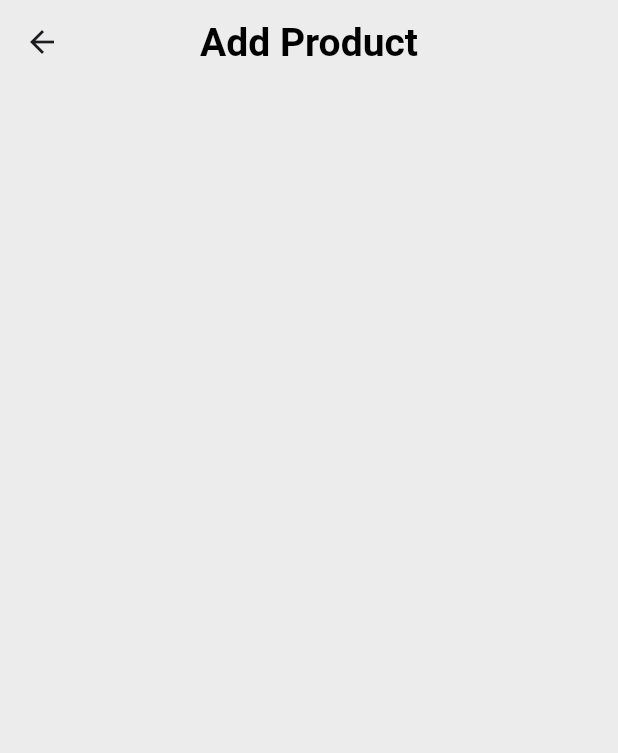
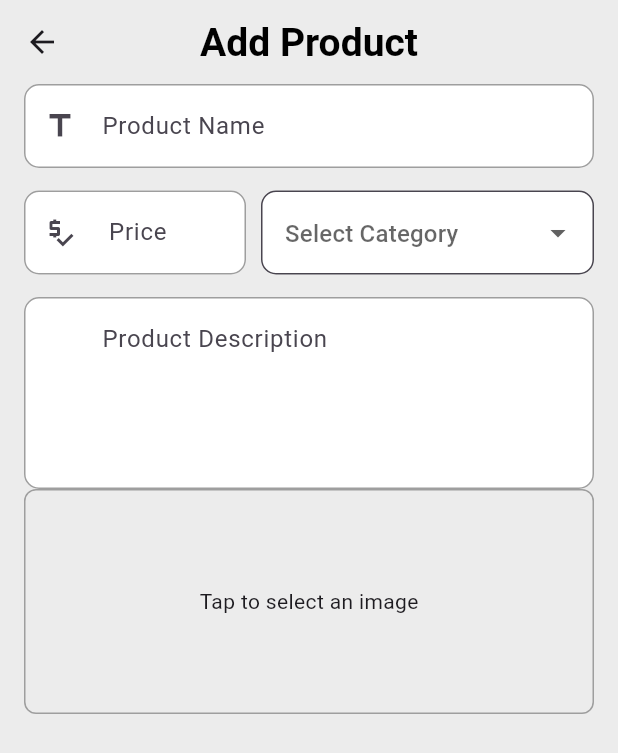
Before and after one commit to AbdelazizMohamed-GitHub/shop_sphere_dashboard, a Flutter app: the AddProductScreen screen opened directly, on a phone screen of 412 x 824 dp. Shown: the top 753 px of the screen. Run offline on Flutter 3.47's test engine with Material 3 defaults, Android fonts, the light colour scheme and no system bars; our stand-ins replace image_picker; project files that could hold a hidden picture were left out.

Commit message:
Create AddProduct Screen

```diff
--- a/lib/core/funcation/funcations.dart
+++ b/lib/core/funcation/funcations.dart
@@ -1,4 +1,8 @@
+import 'dart:io';
+
+import 'package:flutter/foundation.dart';
 import 'package:flutter/material.dart';
+import 'package:image_picker/image_picker.dart';
 
 class Funcations {
  static  Color getStatusColor(String status) {
@@ -13,4 +17,17 @@ class Funcations {
         return Colors.black;
     }
   }
+ static Future<Uint8List?> pickImageFromGallery() async {
+    final ImagePicker picker = ImagePicker();
+
+    final XFile? image =
+        await picker.pickImage(source: ImageSource.gallery, imageQuality: 50);
+
+    if (image != null) {
+      return await image.readAsBytes();
+    } else {
+      return null;
+    }
+  }
+
 }
--- a/lib/core/widget/custom_product_item.dart
+++ b/lib/core/widget/custom_product_item.dart
@@ -1,3 +1,4 @@
+// ignore_for_file: public_member_api_docs, sort_constructors_first
 import 'package:flutter/material.dart';
 
 import 'package:shop_sphere_dashboard/core/utils/app_color.dart';
@@ -7,12 +8,12 @@ import 'package:shop_sphere_dashboard/core/utils/app_theme.dart';
 import 'package:shop_sphere_dashboard/features/domain/entity/prosuct_entity.dart';
 
 class CustomProductItem extends StatelessWidget {
-  const CustomProductItem({super.key});
-
+  const CustomProductItem({super.key, required this.product});
+  final ProductEntity product;
   @override
   Widget build(BuildContext context) {
     return Container(
-      padding: const EdgeInsets.all(10),
+      padding: const EdgeInsets.all(8),
       decoration: BoxDecoration(
         color: Colors.white,
 
@@ -28,25 +29,28 @@ class CustomProductItem extends StatelessWidget {
               ),
               child: GestureDetector(
                 onTap: () {},
-                child: Image.asset(AppImages.product),
+                child: Image.asset(product.image),
               ),
             ),
           ),
           Padding(
-            padding: const EdgeInsets.only(left: 16),
+            padding: const EdgeInsets.only(left: 10),
             child: Column(
               crossAxisAlignment: CrossAxisAlignment.start,
               children: [
                 SizedBox(
                   width: 150,
-                  child: Text("Product", style: AppStyles.text14Regular),
+                  child: Text(product.name, style: AppStyles.text14Regular),
                 ),
                 Row(
                   mainAxisAlignment: MainAxisAlignment.spaceBetween,
                   children: [
-                    Text('\$5', style: AppStyles.text16Bold),
+                    Text('\$ ${product.price}', style: AppStyles.text16Bold),
                     const Spacer(),
-                    Text('5 Stock', style: AppStyles.text14Regular),
+                    Text(
+                      '${product.stock} Stock',
+                      style: AppStyles.text14Regular,
+                    ),
                   ],
                 ),
               ],
--- a/lib/core/widget/custom_text_form.dart
+++ b/lib/core/widget/custom_text_form.dart
@@ -2,23 +2,27 @@ import 'package:flutter/material.dart';
 import 'package:shop_sphere_dashboard/core/utils/app_color.dart';
 
 class CustomTextForm extends StatelessWidget {
-  const CustomTextForm(
-      {super.key,
+  const CustomTextForm({
+    super.key,
     required this.pIcon,
     this.sIcon,
     required this.text,
     this.textController,
     this.obscureText = false,
-      required this.kType});
-  final IconData pIcon;
+    required this.kType,
+    this.line = 1,
+  });
+  final IconData? pIcon;
   final Widget? sIcon;
   final String text;
   final TextEditingController? textController;
   final bool obscureText;
   final TextInputType kType;
+  final int line;
   @override
   Widget build(BuildContext context) {
     return TextFormField(
+      maxLines: line,
       obscureText: obscureText,
       keyboardType: kType,
       validator: (value) {
@@ -30,20 +34,26 @@ class CustomTextForm extends StatelessWidget {
       controller: textController,
       decoration: InputDecoration(
         filled: true,
+        fillColor: Colors.white,
         errorBorder: border,
         focusedErrorBorder: border,
         disabledBorder: border,
         focusedBorder: OutlineInputBorder(
           borderRadius: BorderRadius.circular(10),
-              borderSide: const BorderSide(color: AppColors.primaryColor)),
+          borderSide: const BorderSide(color: AppColors.primaryColor),
+        ),
         enabledBorder: border,
         prefixIcon: Icon(pIcon),
         suffixIcon: sIcon,
-          hintText: text),
+        hintText: text,
+
+
+      ),
     );
   }
 }
 
 var border = OutlineInputBorder(
   borderRadius: BorderRadius.circular(10),
-    borderSide:const BorderSide(color: Colors.grey));
+  borderSide: const BorderSide(color: Colors.grey),
+);
--- a/lib/features/presention/view/screen/add_product_screen.dart
+++ b/lib/features/presention/view/screen/add_product_screen.dart
@@ -1,13 +1,90 @@
+import 'dart:io';
+import 'dart:typed_data';
+
 import 'package:flutter/material.dart';
+import 'package:image_picker/image_picker.dart';
+import 'package:shop_sphere_dashboard/core/funcation/funcations.dart';
+import 'package:shop_sphere_dashboard/core/utils/app_images.dart';
+import 'package:shop_sphere_dashboard/core/widget/custom_text_form.dart';
+import 'package:shop_sphere_dashboard/features/presention/view/widget/custom_dropdown_menu.dart';
 
-class AddProductScreen extends StatelessWidget {
+class AddProductScreen extends StatefulWidget {
   const AddProductScreen({super.key});
 
   @override
+  State<AddProductScreen> createState() => _AddProductScreenState();
+}
+
+class _AddProductScreenState extends State<AddProductScreen> {
+  Uint8List? imageFile;
+  @override
   Widget build(BuildContext context) {
-    return  Scaffold(
-      appBar: AppBar(
-        title: Text("Add Product"),
+    return Scaffold(
+      appBar: AppBar(title: Text("Add Product")),
+      body: Padding(
+        padding: const EdgeInsets.symmetric(horizontal: 16),
+        child: Column(
+          children: [
+            CustomTextForm(
+              pIcon: Icons.title,
+              text: "Product Name",
+              kType: TextInputType.text,
+            ),
+            const SizedBox(height: 15),
+
+            Row(
+              children: [
+                Expanded(
+                  flex: 2,
+                  child: CustomTextForm(
+                    pIcon: Icons.price_check,
+                    text: " Price",
+                    kType: TextInputType.number,
+                  ),
+                ),
+                const SizedBox(width: 10),
+                Expanded(
+                  flex: 3,
+                  child: CustomDropdown(
+                    categories: [
+                      "Electronics",
+                      "Fashion",
+                      "Home Appliances",
+                      "Books",
+                    ],
+                    onCategorySelected: (value) {},
+                  ),
+                ),
+              ],
+            ),
+            const SizedBox(height: 15),
+
+            CustomTextForm(
+              pIcon: null,
+              text: "Product Description",
+              kType: TextInputType.text,
+              line: 4,
+            ),
+
+            GestureDetector(
+              onTap: ()async {
+              imageFile= await Funcations.pickImageFromGallery() as Uint8List;
+              },
+              child: Container(
+                width: double.infinity,
+                height: 150,
+                decoration: BoxDecoration(
+                  border: Border.all(color: Colors.grey),
+                  borderRadius: BorderRadius.circular(8),
+                ),
+                child:
+                    imageFile == null
+                        ? Center(child: Text("Tap to select an image"))
+                        : Image.memory(imageFile!, fit: BoxFit.cover),
+              ),
+            ),
+          ],
+        ),
       ),
     );
   }
--- a/lib/features/presention/view/screen/product_screen.dart
+++ b/lib/features/presention/view/screen/product_screen.dart
@@ -1,6 +1,9 @@
 import 'package:flutter/material.dart';
+import 'package:shop_sphere_dashboard/core/test_data/test_product.dart';
 import 'package:shop_sphere_dashboard/core/utils/app_color.dart';
 import 'package:shop_sphere_dashboard/core/widget/custom_product_item.dart';
+import 'package:shop_sphere_dashboard/features/domain/entity/prosuct_entity.dart';
+import 'package:shop_sphere_dashboard/features/presention/view/screen/add_product_screen.dart';
 
 class ProductScreen extends StatelessWidget {
   const ProductScreen({super.key});
@@ -28,15 +31,22 @@ class ProductScreen extends StatelessWidget {
                 mainAxisSpacing: 10,
                 crossAxisSpacing: 10,
               ),
-              itemCount: 10,
-              itemBuilder: (context, index) => const CustomProductItem(),
+              itemCount: dummyProducts.length,
+              itemBuilder:
+                  (context, index) =>
+                      CustomProductItem(product: dummyProducts[index]),
             ),
           ],
         ),
       ),
       floatingActionButton: FloatingActionButton(
         backgroundColor: AppColors.primaryColor,
-        onPressed: () {},
+        onPressed: () {
+          Navigator.push(
+            context,
+            MaterialPageRoute(builder: (context) => const AddProductScreen()),
+          );
+        },
 
         child: Icon(Icons.add, color: Colors.white),
       ),
--- /dev/null
+++ b/lib/features/presention/view/widget/custom_dropdown_menu.dart
@@ -0,0 +1,46 @@
+import 'package:flutter/material.dart';
+
+class CustomDropdown extends StatefulWidget {
+  final List<String> categories;
+  final Function(String) onCategorySelected;
+
+  const CustomDropdown({
+    super.key,
+    required this.categories,
+    required this.onCategorySelected,
+  });
+
+  @override
+  // ignore: library_private_types_in_public_api
+  _CategoryDropdownState createState() => _CategoryDropdownState();
+}
+
+class _CategoryDropdownState extends State<CustomDropdown> {
+  String? selectedCategory;
+
+  @override
+  Widget build(BuildContext context) {
+    return DropdownButtonFormField<String>(
+      value: selectedCategory,
+      decoration: InputDecoration(
+        fillColor: Colors.white,
+        filled: true,
+        hintText: "Select Category",
+        border: OutlineInputBorder(borderRadius: BorderRadius.circular(10)),
+      ),
+      items:
+          widget.categories.map((category) {
+            return DropdownMenuItem<String>(
+              value: category,
+              child: Text(category),
+            );
+          }).toList(),
+      onChanged: (value) {
+        setState(() {
+          selectedCategory = value!;
+        });
+        widget.onCategorySelected(value!);
+      },
+    );
+  }
+}
```
Also changed, not shown: pubspec.yaml (+4 -10 lines), pubspec.lock, 5 other files. Lines whose indentation alone changed are shown as unchanged.
